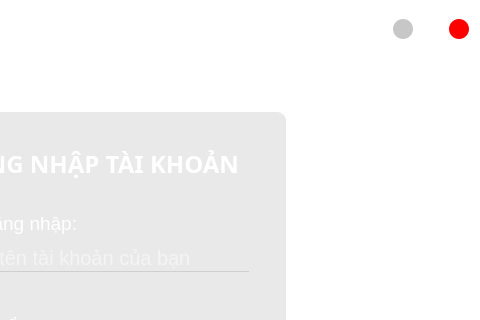
Before: the Qt Designer form UI_Files/Login_gui.ui in hoangm960/Astraea, drawn with Qt 5; both pictures show x 800 to 1280 and y 0 to 320 of the 1280 by 675 pixel window.
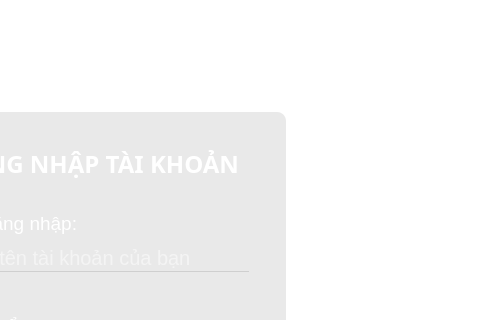
After: the same form once the commit is applied. Icons and pictures are not drawn.

Patch:
```diff
--- a/UI_Files/Login_gui.ui
+++ b/UI_Files/Login_gui.ui
@@ -160,18 +160,33 @@
              <enum>QFrame::Raised</enum>
             </property>
             <layout class="QHBoxLayout" name="horizontalLayout_3">
+             <property name="spacing">
+              <number>0</number>
+             </property>
+             <property name="leftMargin">
+              <number>0</number>
+             </property>
+             <property name="topMargin">
+              <number>0</number>
+             </property>
+             <property name="rightMargin">
+              <number>9</number>
+             </property>
+             <property name="bottomMargin">
+              <number>0</number>
+             </property>
              <item>
               <widget class="QPushButton" name="btn_quit">
                <property name="minimumSize">
                 <size>
-                 <width>20</width>
-                 <height>20</height>
+                 <width>30</width>
+                 <height>30</height>
                 </size>
                </property>
                <property name="maximumSize">
                 <size>
-                 <width>20</width>
-                 <height>20</height>
+                 <width>30</width>
+                 <height>30</height>
                 </size>
                </property>
                <property name="toolTip">
@@ -179,9 +194,8 @@
                </property>
                <property name="styleSheet">
                 <string notr="true">QPushButton {
-	border: none;
-	border-radius: 10px;
-	background-color: rgb(255, 0, 0);
+	background: transparent;
+	border-radius: 15px;
 }
 QPushButton:hover {
 	background-color: rgba(255, 0, 0, 150);
@@ -205,14 +219,14 @@
               <widget class="QPushButton" name="btn_maximize">
                <property name="minimumSize">
                 <size>
-                 <width>20</width>
-                 <height>20</height>
+                 <width>30</width>
+                 <height>30</height>
                 </size>
                </property>
                <property name="maximumSize">
                 <size>
-                 <width>20</width>
-                 <height>20</height>
+                 <width>30</width>
+                 <height>30</height>
                 </size>
                </property>
                <property name="toolTip">
@@ -220,10 +234,10 @@
                </property>
                <property name="styleSheet">
                 <string notr="true">QPushButton {
-	border: none;
-	border-radius: 10px;
-	background-color: rgb(85, 255, 127);
-	background-color: rgb(255, 255, 255);
+	padding: 5px;
+	image: url(:/images/icons/maxmin.png);
+	background: transparent;
+	border-radius: 15px;
 }
 QPushButton:hover {
 	background-color: rgba(85, 255, 127, 150);
@@ -245,14 +259,14 @@
               <widget class="QPushButton" name="btn_minimize">
                <property name="minimumSize">
                 <size>
-                 <width>20</width>
-                 <height>20</height>
+                 <width>30</width>
+                 <height>30</height>
                 </size>
                </property>
                <property name="maximumSize">
                 <size>
-                 <width>20</width>
-                 <height>20</height>
+                 <width>30</width>
+                 <height>30</height>
                 </size>
                </property>
                <property name="toolTip">
@@ -260,10 +274,8 @@
                </property>
                <property name="styleSheet">
                 <string notr="true">QPushButton {
-	border: none;
-	border-radius: 10px;
-	background-color: rgb(255, 170, 0);
-	background-color: rgb(199, 199, 199);
+	background: transparent;
+	border-radius: 15px;
 }
 QPushButton:hover {
 	background-color: rgba(255, 170, 0, 150);
```
Left out of the diff: 94 changed lines with no effect on the pictures.
